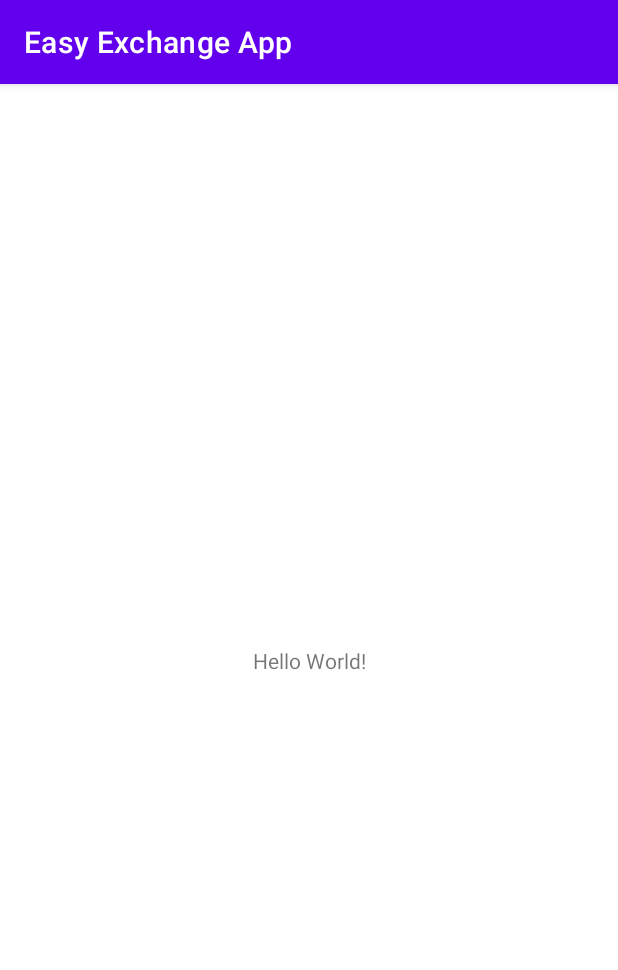
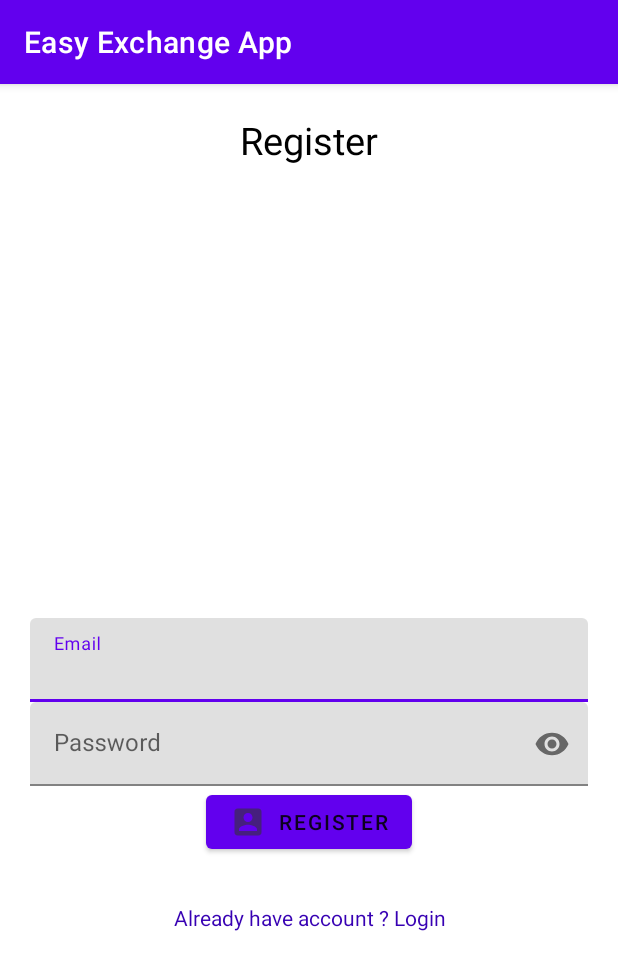
Before and after one commit to elvis902/Easy-Exchange-App, an Android app: the screen it shows after launch (MainActivity before the commit, RegisterActivity after it), on a phone screen of 412 x 824 dp. Shown: the top 970 px of the screen. Run offline under Robolectric (Android 15) with nearby library versions, the phone set to English and light mode, and no system bars.

Commit message:
Activity added

```diff
--- a/app/src/main/AndroidManifest.xml
+++ b/app/src/main/AndroidManifest.xml
@@ -9,7 +9,9 @@
         android:roundIcon="@mipmap/ic_launcher_round"
         android:supportsRtl="true"
         android:theme="@style/Theme.EasyExchangeApp">
-        <activity android:name=".MainActivity">
+        <activity android:name=".LoginActivity"></activity>
+        <activity android:name=".MainActivity" />
+        <activity android:name=".RegisterActivity">
             <intent-filter>
                 <action android:name="android.intent.action.MAIN" />
 
--- /dev/null
+++ b/app/src/main/java/com/example/easyexchangeapp/RegisterActivity.java
@@ -0,0 +1,48 @@
+package com.example.easyexchangeapp;
+
+import androidx.appcompat.app.AppCompatActivity;
+
+import android.content.Intent;
+import android.os.Bundle;
+import android.view.View;
+import android.widget.Button;
+import android.widget.TextView;
+
+public class RegisterActivity extends AppCompatActivity {
+
+    Button mRegisterBtn;
+    TextView mRegisterTextView;
+
+
+    @Override
+    protected void onCreate(Bundle savedInstanceState) {
+        super.onCreate(savedInstanceState);
+        setContentView(R.layout.activity_register);
+
+
+        mRegisterBtn = findViewById(R.id.register_btn);
+        mRegisterTextView = findViewById(R.id.have_account);
+
+
+
+
+
+        mRegisterBtn.setOnClickListener(new View.OnClickListener() {
+            @Override
+            public void onClick(View v) {
+                startActivity(new Intent(RegisterActivity.this,MainActivity.class));
+            }
+        });
+
+
+        mRegisterTextView.setOnClickListener(new View.OnClickListener() {
+            @Override
+            public void onClick(View v) {
+                startActivity(new Intent(RegisterActivity.this,LoginActivity.class));
+            }
+        });
+
+
+
+    }
+}
--- /dev/null
+++ b/app/src/main/res/drawable-anydpi/ic_register_icon.xml
@@ -0,0 +1,11 @@
+<vector xmlns:android="http://schemas.android.com/apk/res/android"
+    android:width="24dp"
+    android:height="24dp"
+    android:viewportWidth="24"
+    android:viewportHeight="24"
+    android:tint="#333333"
+    android:alpha="0.6">
+  <path
+      android:fillColor="@android:color/white"
+      android:pathData="M3,5v14c0,1.1 0.89,2 2,2h14c1.1,0 2,-0.9 2,-2L21,5c0,-1.1 -0.9,-2 -2,-2L5,3c-1.11,0 -2,0.9 -2,2zM15,9c0,1.66 -1.34,3 -3,3s-3,-1.34 -3,-3 1.34,-3 3,-3 3,1.34 3,3zM6,17c0,-2 4,-3.1 6,-3.1s6,1.1 6,3.1v1L6,18v-1z"/>
+</vector>
--- a/app/src/main/res/layout/activity_main.xml
+++ b/app/src/main/res/layout/activity_main.xml
@@ -9,7 +9,8 @@
     <TextView
         android:layout_width="wrap_content"
         android:layout_height="wrap_content"
-        android:text="Hello World!"
+        android:text="!Hi this will be the home screen!"
+        android:textAllCaps="true"
         app:layout_constraintBottom_toBottomOf="parent"
         app:layout_constraintLeft_toLeftOf="parent"
         app:layout_constraintRight_toRightOf="parent"
--- /dev/null
+++ b/app/src/main/res/layout/activity_register.xml
@@ -0,0 +1,74 @@
+<?xml version="1.0" encoding="utf-8"?>
+<RelativeLayout xmlns:android="http://schemas.android.com/apk/res/android"
+    xmlns:app="http://schemas.android.com/apk/res-auto"
+    xmlns:tools="http://schemas.android.com/tools"
+    android:layout_width="match_parent"
+    android:layout_height="match_parent"
+    android:padding="20dp"
+    tools:context=".RegisterActivity">
+
+
+
+    <!--TextView : Label Register-->
+    <TextView
+        android:layout_width="match_parent"
+        android:layout_height="wrap_content"
+        android:textAlignment="center"
+        android:text="Register"
+        android:textColor="#000"
+        android:textSize="25dp"/>
+    <com.google.android.material.textfield.TextInputLayout
+        android:layout_width="match_parent"
+        android:layout_height="wrap_content"
+        android:layout_centerHorizontal = "true"
+        android:layout_centerVertical = "true"
+        android:id = "@+id/emailTitle">
+        <EditText
+            android:id = "@+id/emailEnt"
+            android:inputType = "textEmailAddress"
+            android:hint="Email"
+            android:layout_width="match_parent"
+            android:layout_height ="wrap_content"/>
+    </com.google.android.material.textfield.TextInputLayout>
+
+    <com.google.android.material.textfield.TextInputLayout
+        android:layout_width="match_parent"
+        android:layout_height="wrap_content"
+        android:layout_centerHorizontal = "true"
+        android:layout_centerVertical = "true"
+        android:id = "@+id/passwordTitle"
+        android:layout_below="@id/emailTitle"
+        app:passwordToggleEnabled="true">
+        <EditText
+            android:id = "@+id/passwordEnt"
+            android:inputType = "textPassword"
+            android:hint="Password"
+            android:layout_width="match_parent"
+            android:layout_height ="wrap_content"/>
+    </com.google.android.material.textfield.TextInputLayout>
+
+    <!--Button : Register user -->
+    <Button
+        android:id="@+id/register_btn"
+        android:text="Register"
+        android:layout_below="@id/passwordTitle"
+        android:layout_centerHorizontal="true"
+        style="@style/TextAppearance.AppCompat.Button"
+        android:drawableLeft="@drawable/ic_register_icon"
+        android:layout_width="wrap_content"
+        android:layout_height="wrap_content"/>
+
+
+    <!--TextView: Click go to LoginActivity-->
+    <TextView
+        android:id="@+id/have_account"
+        android:layout_width="match_parent"
+        android:layout_height="wrap_content"
+        android:text="Already have account ? Login"
+        android:textAlignment="center"
+        android:layout_below="@id/register_btn"
+        android:layout_marginTop="30dp"
+        android:textColor="@color/design_default_color_primary_dark"/>
+
+
+</RelativeLayout>
```
Also changed, not shown: app/src/main/java/com/example/easyexchangeapp/LoginActivity.java (added, +50 -0 lines), app/src/main/res/drawable-anydpi/ic_login_icon.xml (added, +11 -0 lines), app/src/main/res/layout/activity_login.xml (added, +68 -0 lines), app/src/main/res/drawable-hdpi/ic_login_icon.png (added), app/src/main/res/drawable-hdpi/ic_register_icon.png (added), app/src/main/res/drawable-mdpi/ic_login_icon.png (added), app/src/main/res/drawable-mdpi/ic_register_icon.png (added), app/src/main/res/drawable-xhdpi/ic_login_icon.png (added), app/src/main/res/drawable-xhdpi/ic_register_icon.png (added), app/src/main/res/drawable-xxhdpi/ic_login_icon.png (added), app/src/main/res/drawable-xxhdpi/ic_register_icon.png (added).
